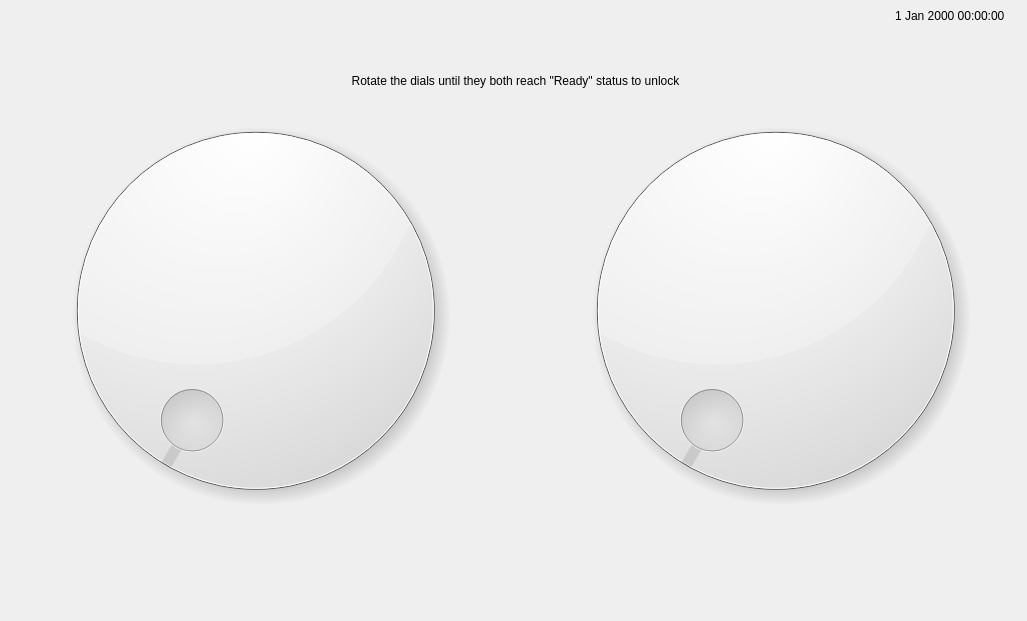
The window that home.ui (ashelto6/ThePortal) describes before a commit, drawn with Qt 5.
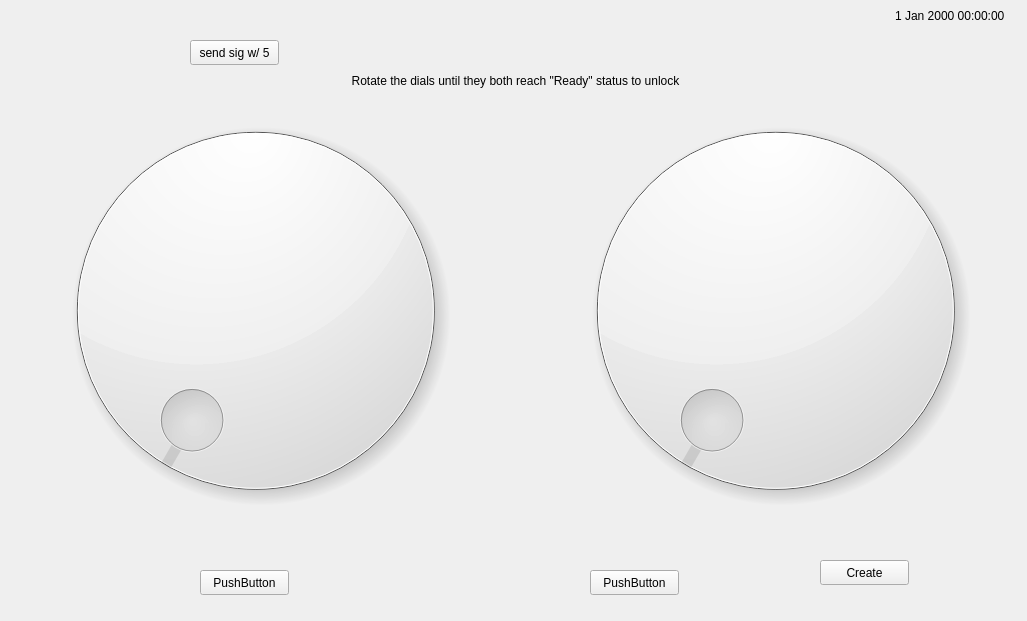
The same window after the commit.

What changed in the file:
```diff
--- a/home.ui
+++ b/home.ui
@@ -119,6 +119,58 @@
     <set>Qt::AlignCenter</set>
    </property>
   </widget>
+  <widget class="QPushButton" name="pushButton">
+   <property name="geometry">
+    <rect>
+     <x>820</x>
+     <y>560</y>
+     <width>89</width>
+     <height>25</height>
+    </rect>
+   </property>
+   <property name="text">
+    <string>Create</string>
+   </property>
+  </widget>
+  <widget class="QPushButton" name="pushButton_2">
+   <property name="geometry">
+    <rect>
+     <x>200</x>
+     <y>570</y>
+     <width>89</width>
+     <height>25</height>
+    </rect>
+   </property>
+   <property name="text">
+    <string>PushButton</string>
+   </property>
+  </widget>
+  <widget class="QPushButton" name="pushButton_3">
+   <property name="geometry">
+    <rect>
+     <x>590</x>
+     <y>570</y>
+     <width>89</width>
+     <height>25</height>
+    </rect>
+   </property>
+   <property name="text">
+    <string>PushButton</string>
+   </property>
+  </widget>
+  <widget class="QPushButton" name="pushButton_4">
+   <property name="geometry">
+    <rect>
+     <x>190</x>
+     <y>40</y>
+     <width>89</width>
+     <height>25</height>
+    </rect>
+   </property>
+   <property name="text">
+    <string>send sig w/ 5</string>
+   </property>
+  </widget>
  </widget>
  <resources/>
  <connections/>
```
